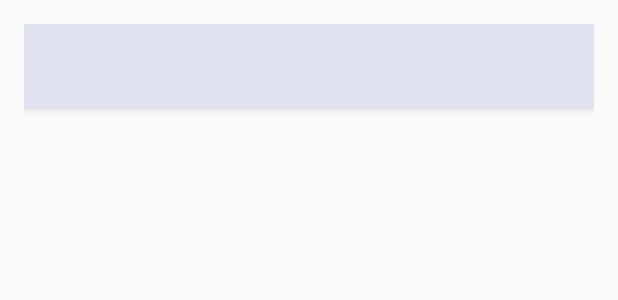
After one commit to docfin/docfin-android-app, an Android app: the layout activity_doctor_search.xml on its own in the app's theme, with its tools: preview values and no code run, on a phone screen of 412 x 824 dp. The commit adds this screen. Shown: the top 300 px of the screen. Run offline under Robolectric (Android 15) with nearby library versions, the phone set to English and light mode, and no system bars.

Commit message:
added a placeholder for search activity and the toolbar template

```diff
--- a/app/src/main/AndroidManifest.xml
+++ b/app/src/main/AndroidManifest.xml
@@ -15,8 +15,9 @@
                 <category android:name="android.intent.category.LAUNCHER" />
             </intent-filter>
         </activity>
-        <activity android:name=".SelectInsuranceProviderActivity"></activity>
-        <activity android:name=".SelectInsurancePlanActivity"></activity>
+        <activity android:name=".SelectInsuranceProviderActivity" />
+        <activity android:name=".SelectInsurancePlanActivity" />
+        <activity android:name=".DoctorSearchActivity"></activity>
     </application>
 
 </manifest>
--- /dev/null
+++ b/app/src/main/res/layout/activity_doctor_search.xml
@@ -0,0 +1,15 @@
+<?xml version="1.0" encoding="utf-8"?>
+<RelativeLayout xmlns:android="http://schemas.android.com/apk/res/android"
+    xmlns:tools="http://schemas.android.com/tools"
+    android:layout_width="match_parent"
+    android:layout_height="match_parent"
+    android:paddingBottom="@dimen/activity_vertical_margin"
+    android:paddingLeft="@dimen/activity_horizontal_margin"
+    android:paddingRight="@dimen/activity_horizontal_margin"
+    android:paddingTop="@dimen/activity_vertical_margin"
+    tools:context="com.jellsoft.mobile.docfin.DoctorSearchActivity">
+    <include
+        layout="@layout/toolbar_main"
+        android:layout_width="match_parent"
+        android:layout_height="wrap_content"/>
+</RelativeLayout>
--- /dev/null
+++ b/app/src/main/res/layout/toolbar_main.xml
@@ -0,0 +1,15 @@
+<?xml version="1.0" encoding="utf-8"?>
+<android.support.v7.widget.Toolbar
+    xmlns:android="http://schemas.android.com/apk/res/android"
+    xmlns:app="http://schemas.android.com/apk/res-auto"
+    android:id="@+id/my_toolbar"
+    android:layout_width="match_parent"
+    android:layout_height="?attr/actionBarSize"
+    android:background="@color/colorActionBar"
+    android:elevation="4dp"
+    android:layout_marginTop="10dp"
+    android:layout_marginLeft="10dp"
+    android:layout_marginRight="10dp"
+    android:layout_marginBottom="10dp"
+    android:theme="@style/ThemeOverlay.AppCompat.ActionBar"
+    app:popupTheme="@style/ThemeOverlay.AppCompat.Light"/>
--- a/app/src/main/res/values/colors.xml
+++ b/app/src/main/res/values/colors.xml
@@ -3,4 +3,6 @@
     <color name="colorPrimary">#3F51B5</color>
     <color name="colorPrimaryDark">#303F9F</color>
     <color name="colorAccent">#FF4081</color>
+    <color name="colorActionBar">#E1E3F0</color>
+    <color name="colorActionMenuIcon">#525572</color>
 </resources>
--- a/app/src/main/res/values/strings.xml
+++ b/app/src/main/res/values/strings.xml
@@ -10,8 +10,8 @@
     <string name="user.lastName.error">Please enter the last name</string>
     <string name="user.email.error">Please enter your email</string>
     <string name="user.insurance.error">Please select your insurance</string>
-    <string name="tag_line">Finding doctors made easy!</string>
-    <string name="registerUser">Sign Up!</string>
-    <string name="welcome_msg">Welcome to \nDocfin!</string>
+    <string name="tag_line">Finding doctors made easy</string>
+    <string name="registerUser">Sign Up</string>
+    <string name="welcome_msg">Welcome to \nDocfin</string>
     <string name="register_msg">Before we get started:</string>
 </resources>
```
Also changed, not shown: app/src/main/java/com/jellsoft/mobile/docfin/DoctorSearchActivity.java (added, +13 -0 lines), app/src/main/res/drawable-hdpi/ic_action_search.png (added), app/src/main/res/drawable-mdpi/ic_action_search.png (added), app/src/main/res/drawable-xhdpi/ic_action_search.png (added), app/src/main/res/drawable-xxhdpi/ic_action_search.png (added).
